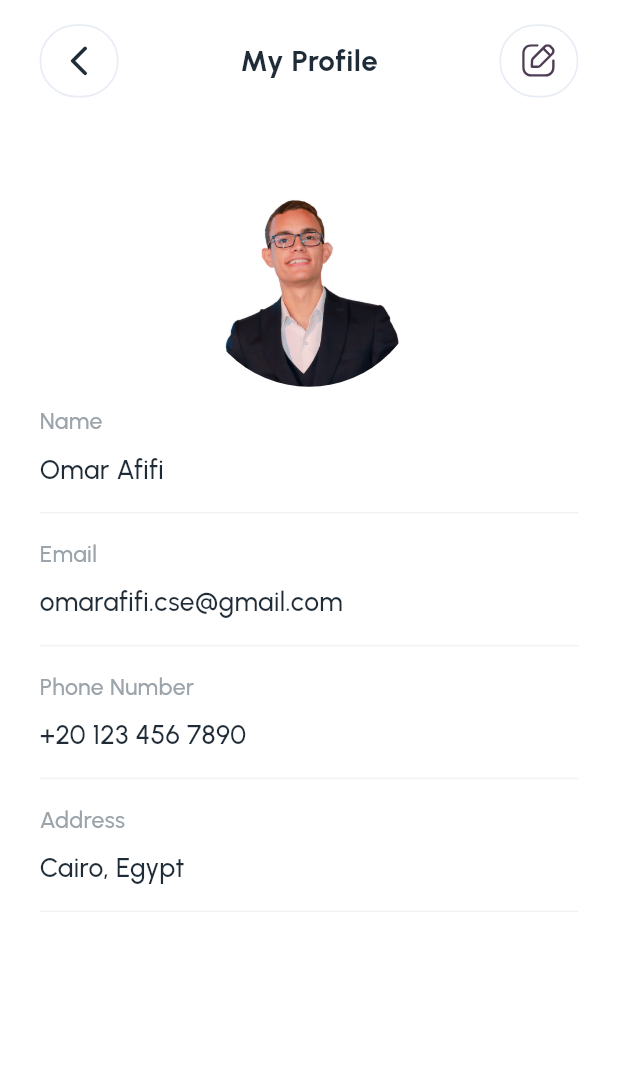
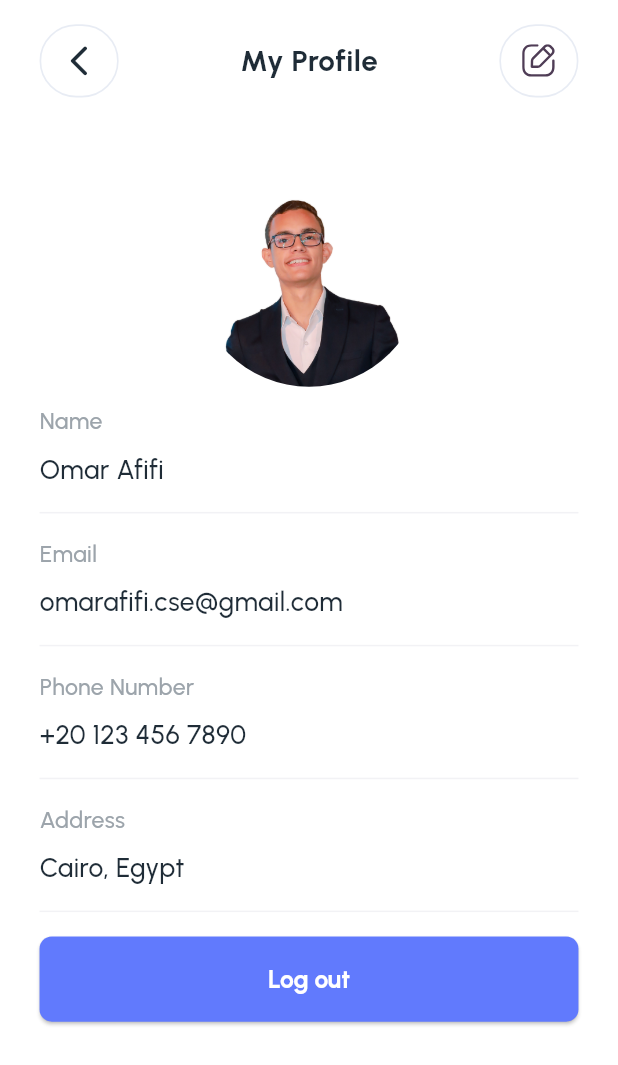
Before and after one commit to OmarAfifi-CSE/finance_app_ui, a Flutter app: the ProfileScreen screen opened directly, on a phone screen of 412 x 824 dp. Shown: the top 1065 px of the screen. Run offline on Flutter 3.47's test engine with Material 3 defaults, Android fonts, the phone set to English and light mode, and no system bars; our stand-ins replace carousel_slider, dots_indicator, fl_chart, flutter_screenutil, flutter_svg, go_router and 1 more.

Commit message:
add log out button

```diff
--- a/lib/core/features/main_screen/profile_screen.dart
+++ b/lib/core/features/main_screen/profile_screen.dart
@@ -1,7 +1,9 @@
 import 'package:finance_app_ui/core/features/main_screen/widgets/custom_app_bar.dart';
 import 'package:finance_app_ui/core/features/main_screen/widgets/custom_profile_info_tile.dart';
+import 'package:finance_app_ui/core/widgets/primary_button_widget.dart';
 import 'package:flutter/material.dart';
 import 'package:flutter_screenutil/flutter_screenutil.dart';
+import 'package:go_router/go_router.dart';
 
 import '../../styling/app_assets.dart';
 
@@ -41,6 +43,10 @@ class ProfileScreen extends StatelessWidget {
                 ),
                 SizedBox(height: 16.h),
                 CustomProfileInfoTile(label: 'Address', value: 'Cairo, Egypt'),
+                SizedBox(height: 16.h),
+                PrimaryButtonWidget(buttonText: 'Log out',onPressed: (){
+                  GoRouter.of(context).pop();
+                },)
               ],
             ),
           ),
--- a/lib/core/features/screens/onboarding_screen.dart
+++ b/lib/core/features/screens/onboarding_screen.dart
@@ -27,7 +27,7 @@ class OnboardingScreen extends StatelessWidget {
               PrimaryButtonWidget(
                 buttonText: "Login",
                 onPressed: () {
-                  GoRouter.of(context).pushNamed(AppRoutes.mainScreen);
+                  GoRouter.of(context).pushNamed(AppRoutes.loginScreen);
                 },
               ),
               SizedBox(height: 15.h),
```
